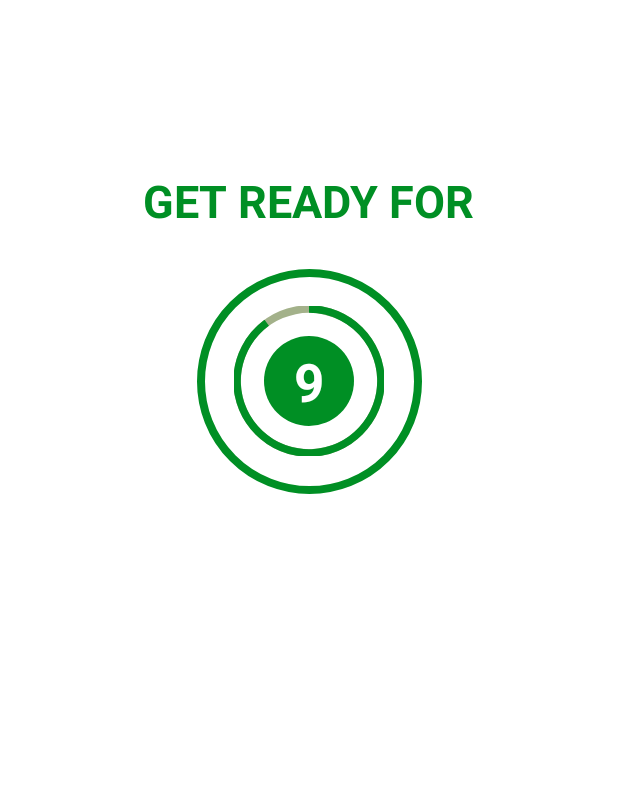
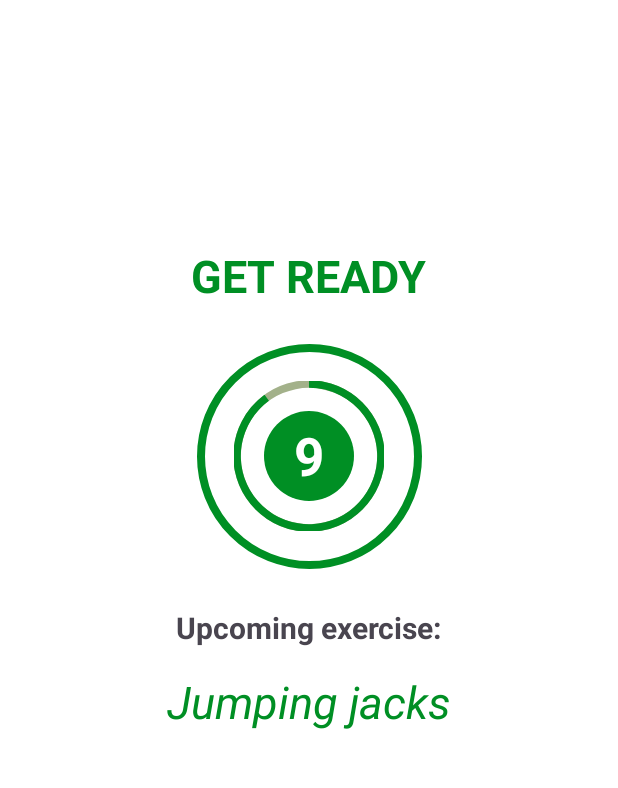
Before and after one commit to Shomika994/WorkoutApp, an Android app: the ExerciseActivity screen opened directly, with no data from a screen before it, on a phone screen of 412 x 824 dp, the part 64-852 px from its top. Run offline under Robolectric (Android 15) with nearby library versions, the phone set to English and light mode, and no system bars.

Commit message:
adding exercise name to rest timer

```diff
--- /dev/null
+++ b/app/src/main/java/com/example/workoutapp/Constants.kt
@@ -0,0 +1,48 @@
+package com.example.workoutapp
+
+import java.util.ArrayList
+
+object Constants {
+
+    fun exerciseList(): ArrayList<ExerciseModel>{
+        val list = ArrayList<ExerciseModel>()
+
+        val jumpingJacks = ExerciseModel(1, "Jumping jacks", R.drawable.ic_jumping_jacks, false, false)
+        list.add(jumpingJacks)
+
+        val wallSit = ExerciseModel(2, "Wall sit", R.drawable.ic_wall_sit, false, false)
+        list.add(wallSit)
+
+        val pushUp = ExerciseModel(3, "Push up", R.drawable.ic_push_up, false, false)
+        list.add(pushUp)
+
+        val abdominalCrunch = ExerciseModel(4, "Abdominal Crunch", R.drawable.ic_abdominal_crunch, false, false)
+        list.add(abdominalCrunch)
+
+        val stepUpOnChair = ExerciseModel(5, "Step up onto chair", R.drawable.ic_step_up_onto_chair, false, false)
+        list.add(stepUpOnChair)
+
+        val squat = ExerciseModel(6, "Squat", R.drawable.ic_squat, false, false)
+        list.add(squat)
+
+        val tricepsDipOnChair = ExerciseModel(7, "Triceps dip on chair", R.drawable.ic_triceps_dip_on_chair, false, false)
+        list.add(tricepsDipOnChair)
+
+        val plank = ExerciseModel(8, "Plank", R.drawable.ic_plank, false, false)
+        list.add(plank)
+
+        val highKneesRunningInPlace = ExerciseModel(9, "High knees in place", R.drawable.ic_high_knees_running_in_place, false, false)
+        list.add(highKneesRunningInPlace)
+
+        val lunges = ExerciseModel(9, "Lunges", R.drawable.ic_lunge, false, false)
+        list.add(lunges)
+
+        val pushUpAndRotation = ExerciseModel(10, "Push up and rotation", R.drawable.ic_push_up_and_rotation, false, false)
+        list.add(pushUpAndRotation)
+
+        val sidePlank = ExerciseModel(11, "Side plank", R.drawable.ic_side_plank, false, false)
+        list.add(sidePlank)
+
+        return list
+    }
+}
--- a/app/src/main/java/com/example/workoutapp/ExerciseActivity.kt
+++ b/app/src/main/java/com/example/workoutapp/ExerciseActivity.kt
@@ -6,6 +6,7 @@ import android.os.CountDownTimer
 import android.view.View
 import android.widget.Toast
 import com.example.workoutapp.databinding.ActivityExerciseBinding
+import java.util.ArrayList
 
 class ExerciseActivity : AppCompatActivity() {
 
@@ -16,6 +17,8 @@ class ExerciseActivity : AppCompatActivity() {
     private var progress = 0
     private var countDownExerciseTimer: CountDownTimer? = null
     private var exerciseProgress = 0
+    private var exerciseList: ArrayList<ExerciseModel>? = null
+    private var currentExercisePosition = -1
 
     override fun onCreate(savedInstanceState: Bundle?) {
         super.onCreate(savedInstanceState)
@@ -24,6 +27,8 @@ class ExerciseActivity : AppCompatActivity() {
         setContentView(binding?.root)
 
         setSupportActionBar(binding?.toolBarExercise)
+
+        exerciseList = Constants.exerciseList()
 
         if(supportActionBar != null){
             supportActionBar?.setDisplayHomeAsUpEnabled(true)
@@ -37,22 +42,37 @@ class ExerciseActivity : AppCompatActivity() {
     }
 
     private fun setUpTimerView(){
+        binding?.frameLayout?.visibility = View.VISIBLE
+        binding?.textView?.visibility = View.VISIBLE
+        binding?.exerciseTextView?.visibility = View.INVISIBLE
+        binding?.frameLayoutExercise?.visibility = View.INVISIBLE
+        binding?.imageView?.visibility = View.INVISIBLE
+        binding?.nameOfExercise?.text = exerciseList!![currentExercisePosition + 1].getName()
+
         if(countDownTimer != null){
             countDownTimer?.cancel()
             progress = 0
         }
+
         setRestProgressBar()
     }
 
     private fun setExerciseView(){
         binding?.frameLayout?.visibility = View.INVISIBLE
-        binding?.textView?.text = "Exercise"
+        binding?.textView?.visibility = View.INVISIBLE
+        binding?.exerciseTextView?.visibility = View.VISIBLE
         binding?.frameLayoutExercise?.visibility = View.VISIBLE
+        binding?.imageView?.visibility = View.VISIBLE
+        binding?.upcomingExercise?.visibility = View.INVISIBLE
+        binding?.nameOfExercise?.visibility = View.INVISIBLE
 
         if(countDownExerciseTimer != null){
             countDownExerciseTimer?.cancel()
             exerciseProgress = 0
         }
+        binding?.imageView?.setImageResource(exerciseList!![currentExercisePosition].getImage())
+        binding?.exerciseTextView?.text = exerciseList!![currentExercisePosition].getName()
+
         setExerciseProgressBar()
     }
 
@@ -71,6 +91,7 @@ class ExerciseActivity : AppCompatActivity() {
                 remainingTime--
             }
             override fun onFinish(){
+                currentExercisePosition++
                 setExerciseView()
             }
         }.start()
@@ -92,9 +113,26 @@ class ExerciseActivity : AppCompatActivity() {
                 remainingTimeExercise--
             }
             override fun onFinish(){
-                Toast.makeText(applicationContext, "Finished", Toast.LENGTH_SHORT).show()
+                binding?.upcomingExercise?.visibility = View.VISIBLE
+                binding?.nameOfExercise?.visibility = View.VISIBLE
+                binding?.nameOfExercise?.text = exerciseList!![currentExercisePosition].getName()
+
+                if(currentExercisePosition < exerciseList?.size!! - 1){
+                    setUpTimerView()
+                }else {
+                    lastView()
+                    Toast.makeText(this@ExerciseActivity, "Congratulations!", Toast.LENGTH_SHORT).show()
+                }
             }
         }.start()
+    }
+
+    private fun lastView(){
+        binding?.imageView?.visibility = View.INVISIBLE
+        binding?.upcomingExercise?.visibility = View.INVISIBLE
+        binding?.nameOfExercise?.visibility = View.INVISIBLE
+        binding?.exerciseTextView?.visibility = View.INVISIBLE
+        binding?.frameLayoutExercise?.visibility = View.INVISIBLE
     }
 
     public override fun onDestroy(){
--- /dev/null
+++ b/app/src/main/java/com/example/workoutapp/ExerciseModel.kt
@@ -0,0 +1,50 @@
+package com.example.workoutapp
+
+class ExerciseModel (
+    private var id: Int,
+    private var name: String,
+    private var image: Int,
+    private var isCompleted: Boolean,
+    private var isSelected: Boolean
+        ) {
+
+    fun getId(): Int{
+        return id
+    }
+
+    fun setId(id: Int){
+        this.id = id
+    }
+
+    fun getName(): String{
+        return name
+    }
+
+    fun setName(name: String){
+        this.name = name
+    }
+
+    fun getImage(): Int{
+        return image
+    }
+
+    fun setImage(image: Int){
+        this.image = image
+    }
+
+    fun getIsCompleted(): Boolean{
+        return isCompleted
+    }
+
+    fun setIsCompleted(isCompleted: Boolean){
+        this.isCompleted = isCompleted
+    }
+
+    fun getIsSelected(): Boolean{
+        return isSelected
+    }
+
+    fun setIsSelected(isSelected: Boolean){
+        this.isSelected = isSelected
+    }
+}
--- a/app/src/main/res/layout/activity_exercise.xml
+++ b/app/src/main/res/layout/activity_exercise.xml
@@ -1,5 +1,6 @@
 <?xml version="1.0" encoding="utf-8"?>
-<androidx.constraintlayout.widget.ConstraintLayout xmlns:android="http://schemas.android.com/apk/res/android"
+<androidx.constraintlayout.widget.ConstraintLayout
+    xmlns:android="http://schemas.android.com/apk/res/android"
     xmlns:app="http://schemas.android.com/apk/res-auto"
     xmlns:tools="http://schemas.android.com/tools"
     android:layout_width="match_parent"
@@ -21,24 +22,25 @@
         android:id="@+id/text_view"
         android:layout_width="wrap_content"
         android:layout_height="wrap_content"
-        app:layout_constraintTop_toBottomOf="@+id/tool_bar_exercise"
-        app:layout_constraintLeft_toLeftOf="parent"
-        app:layout_constraintRight_toRightOf="parent"
-        android:layout_marginTop="100dp"
-        android:text="GET READY FOR"
+        android:layout_marginTop="150dp"
+        android:text="GET READY"
+        android:textColor="@color/colorAccent"
         android:textSize="30sp"
-        android:textColor="@color/colorAccent"
         android:textStyle="bold"
-        />
+        app:layout_constraintBottom_toTopOf="@+id/frame_layout"
+        app:layout_constraintEnd_toEndOf="parent"
+        app:layout_constraintStart_toStartOf="parent"
+        app:layout_constraintTop_toBottomOf="@+id/tool_bar_exercise" />
+
     <FrameLayout
         android:id="@+id/frame_layout"
         android:layout_marginTop="25dp"
         android:layout_width="150dp"
         android:layout_height="150dp"
         android:visibility="visible"
-        tools:visibility="gone"
-        app:layout_constraintLeft_toLeftOf="parent"
-        app:layout_constraintRight_toRightOf="parent"
+        tools:visibility="visible"
+        app:layout_constraintStart_toStartOf="parent"
+        app:layout_constraintEnd_toEndOf="parent"
         app:layout_constraintTop_toBottomOf="@+id/text_view"
         android:background="@drawable/circular_color_accent_border">
 
@@ -60,8 +62,7 @@
             android:layout_height="60dp"
             android:background="@drawable/circular_color_background"
             android:gravity="center"
-            android:layout_gravity="center"
-            />
+            android:layout_gravity="center">
 
         <TextView
             android:id="@+id/text_view_timer"
@@ -74,20 +75,71 @@
             android:layout_gravity="center"
             android:visibility="visible"
             />
-
+        </LinearLayout>
     </FrameLayout>
 
+    <TextView
+        android:id="@+id/upcoming_exercise"
+        android:layout_width="wrap_content"
+        android:layout_height="wrap_content"
+        android:text="Upcoming exercise:"
+        android:textSize="20dp"
+        android:textStyle="bold"
+        app:layout_constraintStart_toStartOf="parent"
+        app:layout_constraintEnd_toEndOf="parent"
+        app:layout_constraintTop_toBottomOf="@+id/frame_layout"
+        android:layout_marginTop="25dp"/>
+
+    <TextView
+        android:id="@+id/name_of_exercise"
+        android:layout_width="wrap_content"
+        android:layout_height="wrap_content"
+        android:text="Exercise"
+        android:textStyle="italic"
+        android:textSize="30dp"
+        app:layout_constraintStart_toStartOf="parent"
+        app:layout_constraintEnd_toEndOf="parent"
+        app:layout_constraintTop_toBottomOf="@+id/upcoming_exercise"
+        android:textColor="@color/colorAccent"
+        android:layout_marginTop="15dp"/>
+
+    <ImageView
+        android:id="@+id/image_view"
+        android:layout_width="match_parent"
+        android:layout_height="0dp"
+        android:contentDescription="@string/image_view"
+        android:scaleType="fitXY"
+        android:src="@drawable/ic_jumping_jacks"
+        android:visibility="invisible"
+        app:layout_constraintBottom_toTopOf="@+id/exercise_text_view"
+        app:layout_constraintTop_toBottomOf="@+id/tool_bar_exercise" />
+
+    <TextView
+        android:id="@+id/exercise_text_view"
+        android:layout_width="wrap_content"
+        android:layout_height="wrap_content"
+        android:layout_marginBottom="25dp"
+        android:text="Exercise"
+        android:textColor="@color/colorAccent"
+        android:textSize="25sp"
+        android:textStyle="bold"
+        android:visibility="gone"
+        app:layout_constraintEnd_toEndOf="parent"
+        app:layout_constraintStart_toStartOf="parent"
+        app:layout_constraintTop_toBottomOf="@id/image_view"
+        app:layout_constraintBottom_toTopOf="@id/frame_layout_exercise"
+        tools:visibility="visible" />
 
     <FrameLayout
         android:id="@+id/frame_layout_exercise"
-        android:layout_marginTop="25dp"
         android:layout_width="150dp"
         android:layout_height="150dp"
         android:visibility="gone"
         tools:visibility="visible"
-        app:layout_constraintLeft_toLeftOf="parent"
-        app:layout_constraintRight_toRightOf="parent"
-        app:layout_constraintTop_toBottomOf="@+id/text_view"
+        app:layout_constraintBottom_toBottomOf="parent"
+        app:layout_constraintEnd_toEndOf="parent"
+        app:layout_constraintStart_toStartOf="parent"
+        app:layout_constraintTop_toBottomOf="@+id/exercise_text_view"
         android:background="@drawable/circular_color_accent_border">
 
         <ProgressBar
@@ -109,7 +161,7 @@
             android:background="@drawable/circular_color_background"
             android:gravity="center"
             android:layout_gravity="center"
-            />
+            >
 
         <TextView
             android:id="@+id/text_view_exercise"
@@ -122,7 +174,7 @@
             android:layout_gravity="center"
             android:visibility="visible"
             />
-
+        </LinearLayout>
     </FrameLayout>
 
 </androidx.constraintlayout.widget.ConstraintLayout>
```
